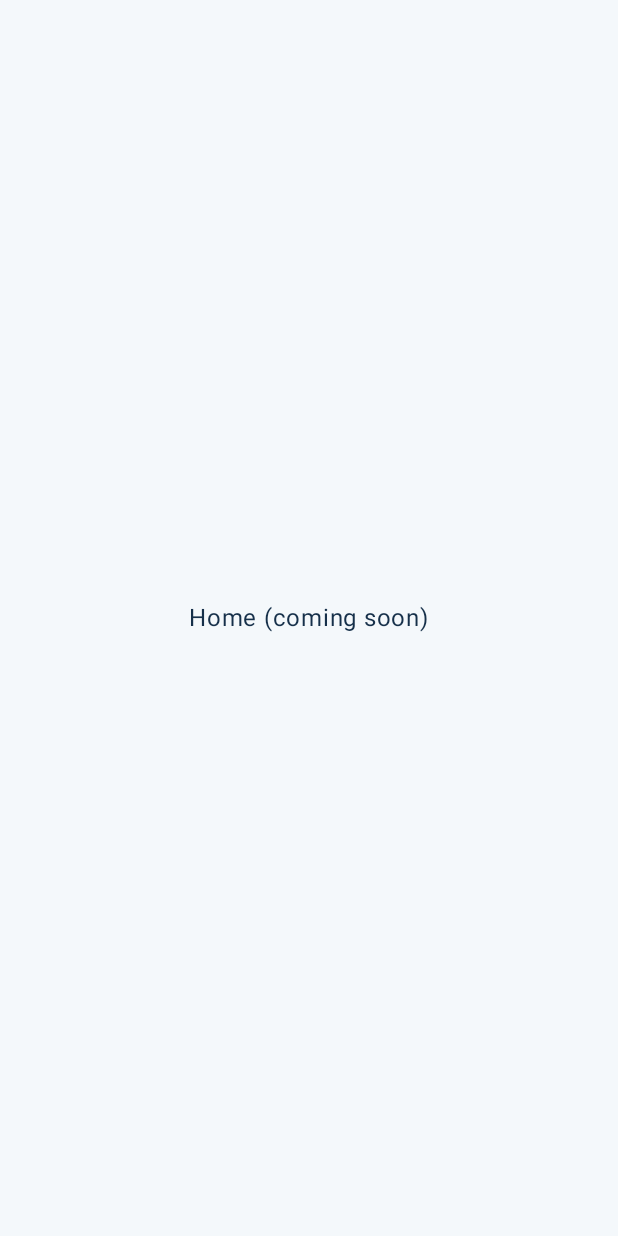
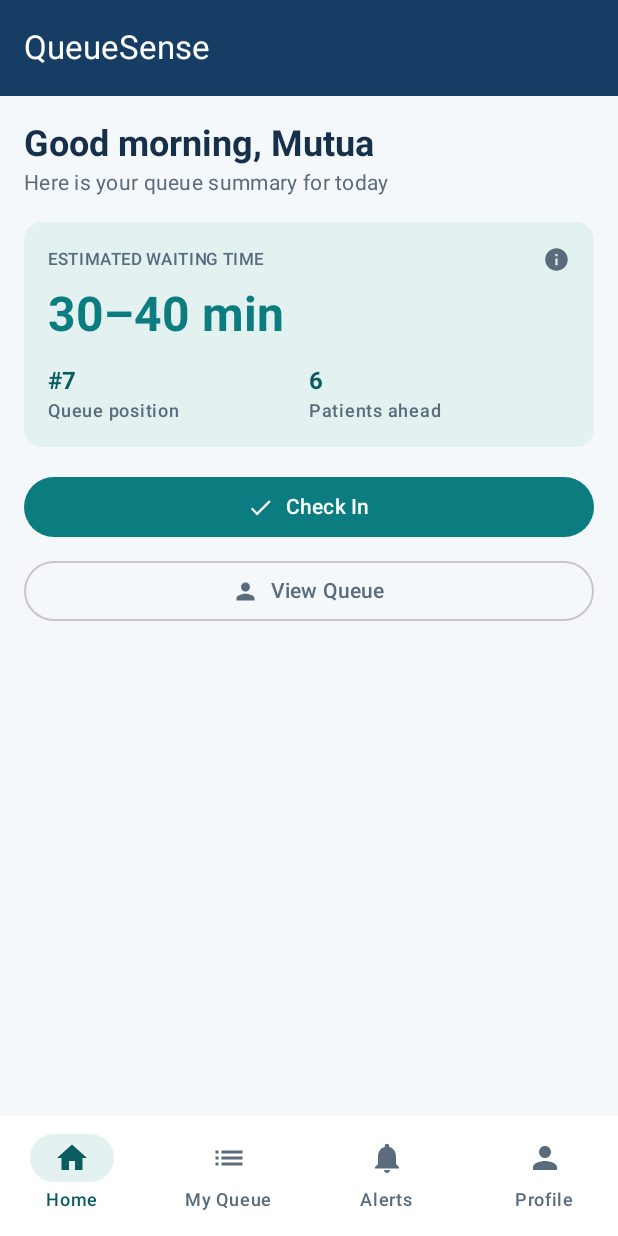
Before and after one commit to sydNW/QueueSense, an Android app built with Jetpack Compose: the HomeScreen screen opened through its navigation route, on a phone screen of 412 x 824 dp. Before the commit the screen is almost empty. Run offline under Robolectric (Android 15) with nearby library versions, the phone set to English and light mode, and no system bars.

Commit message:
Add theme, navigation, header bar, Home and Check In screens

```diff
--- a/android-app/app/build.gradle.kts
+++ b/android-app/app/build.gradle.kts
@@ -45,6 +45,7 @@ dependencies {
     implementation(libs.androidx.core.ktx)
     implementation(libs.androidx.lifecycle.runtime.ktx)
     implementation(libs.androidx.navigation.compose)
+    implementation(libs.androidx.compose.material.icons.core)
     testImplementation(libs.junit)
     androidTestImplementation(platform(libs.androidx.compose.bom))
     androidTestImplementation(libs.androidx.compose.ui.test.junit4)
--- a/android-app/app/src/main/java/com/project/queuesense/MainActivity.kt
+++ b/android-app/app/src/main/java/com/project/queuesense/MainActivity.kt
@@ -20,9 +20,7 @@ class MainActivity : ComponentActivity() {
         enableEdgeToEdge()
         setContent {
             QueueSenseTheme {
-                Scaffold(modifier = Modifier.fillMaxSize()) { innerPadding ->
-                    QueueSenseNavHost(modifier = Modifier.padding(innerPadding))
-                }
+                QueueSenseNavHost()
             }
         }
     }
--- /dev/null
+++ b/android-app/app/src/main/java/com/project/queuesense/data/model/QueueSummary.kt
@@ -0,0 +1,9 @@
+package com.project.queuesense.data.model
+
+data class QueueSummary(
+    val patientName: String,
+    val waitMinMinutes: Int,
+    val waitMaxMinutes: Int,
+    val queuePosition: Int,
+    val patientsAhead: Int
+)
--- /dev/null
+++ b/android-app/app/src/main/java/com/project/queuesense/navigation/BottomNavBar.kt
@@ -0,0 +1,50 @@
+package com.project.queuesense.navigation
+
+import androidx.compose.material.icons.Icons
+import androidx.compose.material.icons.automirrored.filled.List
+import androidx.compose.material.icons.filled.Home
+import androidx.compose.material.icons.filled.Notifications
+import androidx.compose.material.icons.filled.Person
+import androidx.compose.material3.Icon
+import androidx.compose.material3.MaterialTheme
+import androidx.compose.material3.NavigationBar
+import androidx.compose.material3.NavigationBarItem
+import androidx.compose.material3.NavigationBarItemDefaults
+import androidx.compose.material3.Text
+import androidx.compose.runtime.Composable
+import androidx.compose.ui.graphics.vector.ImageVector
+
+data class BottomNavItem(
+    val label: String,
+    val route: String,
+    val icon: ImageVector
+)
+
+val bottomNavItems = listOf(
+    BottomNavItem("Home", Routes.HOME, Icons.Default.Home),
+    BottomNavItem("My Queue", Routes.QUEUE, Icons.AutoMirrored.Filled.List),
+    BottomNavItem("Alerts", Routes.NOTIFICATIONS, Icons.Default.Notifications),
+    BottomNavItem("Profile", Routes.PROFILE, Icons.Default.Person)
+)
+
+@Composable
+fun QueueSenseBottomBar(
+    currentRoute: String?,
+    onTabSelected: (String) -> Unit
+) {
+    NavigationBar(containerColor = MaterialTheme.colorScheme.surface) {
+        bottomNavItems.forEach { item ->
+            NavigationBarItem(
+                selected = currentRoute == item.route,
+                onClick = { onTabSelected(item.route) },
+                icon = { Icon(item.icon, contentDescription = item.label) },
+                label = { Text(item.label) },
+                colors = NavigationBarItemDefaults.colors(
+                    selectedIconColor = MaterialTheme.colorScheme.onPrimaryContainer,
+                    selectedTextColor = MaterialTheme.colorScheme.onPrimaryContainer,
+                    indicatorColor = MaterialTheme.colorScheme.primaryContainer
+                )
+            )
+        }
+    }
+}
--- a/android-app/app/src/main/java/com/project/queuesense/navigation/QueueSenseNavHost.kt
+++ b/android-app/app/src/main/java/com/project/queuesense/navigation/QueueSenseNavHost.kt
@@ -1,33 +1,137 @@
 package com.project.queuesense.navigation
 
+import androidx.compose.foundation.layout.fillMaxSize
+import androidx.compose.foundation.layout.padding
+import androidx.compose.material3.Scaffold
 import androidx.compose.runtime.Composable
+import androidx.compose.runtime.getValue
 import androidx.compose.ui.Modifier
 import androidx.navigation.compose.NavHost
 import androidx.navigation.compose.composable
+import androidx.navigation.compose.currentBackStackEntryAsState
 import androidx.navigation.compose.rememberNavController
+import com.project.queuesense.ui.accuracy.AccuracyScreen
+import com.project.queuesense.ui.checkin.CheckInScreen
 import com.project.queuesense.ui.home.HomeScreen
+import com.project.queuesense.ui.login.LoginScreen
+import com.project.queuesense.ui.notifications.NotificationsScreen
+import com.project.queuesense.ui.prediction.PredictionScreen
+import com.project.queuesense.ui.profile.ProfileScreen
+import com.project.queuesense.ui.queue.QueueScreen
 import com.project.queuesense.ui.welcome.WelcomeScreen
+import com.project.queuesense.ui.components.QueueSenseTopBar
+import com.project.queuesense.data.SampleData
 
 @Composable
 fun QueueSenseNavHost(modifier: Modifier = Modifier) {
     val navController = rememberNavController()
+    val backStackEntry by navController.currentBackStackEntryAsState()
+    val currentRoute = backStackEntry?.destination?.route
 
+    // The bottom bar is shown everywhere except before login.
+    val showBottomBar = currentRoute != null &&
+            currentRoute != Routes.WELCOME &&
+            currentRoute != Routes.LOGIN
+
+    // Sub-screens highlight the tab they belong to.
+    val selectedTab = when (currentRoute) {
+        Routes.CHECK_IN -> Routes.HOME
+        Routes.PREDICTION -> Routes.QUEUE
+        Routes.ACCURACY -> Routes.PROFILE
+        else -> currentRoute
+    }
+
+    val goToTab: (String) -> Unit = { route ->
+        navController.navigate(route) {
+            popUpTo(Routes.HOME)
+            launchSingleTop = true
+        }
+    }
+    val title = when (currentRoute) {
+        Routes.HOME -> "QueueSense"
+        Routes.CHECK_IN -> "Check In"
+        Routes.QUEUE -> "My Queue"
+        Routes.PREDICTION -> "Wait Prediction"
+        Routes.NOTIFICATIONS -> "Notifications"
+        Routes.ACCURACY -> "Prediction Accuracy"
+        Routes.PROFILE -> "Profile"
+        else -> ""
+    }
+    val showBackButton = showBottomBar && currentRoute != Routes.HOME
+
+    Scaffold(
+        modifier = modifier.fillMaxSize(),
+        topBar = {
+            if (showBottomBar) {
+                QueueSenseTopBar(
+                    title = title,
+                    onBack = if (showBackButton) ({ navController.popBackStack() }) else null
+                )
+            }
+        },
+        bottomBar = {
+            if (showBottomBar) {
+                QueueSenseBottomBar(
+                    currentRoute = selectedTab,
+                    onTabSelected = goToTab
+                )
+            }
+        }
+    ) { innerPadding ->
         NavHost(
             navController = navController,
             startDestination = Routes.WELCOME,
-        modifier = modifier
+            modifier = Modifier.padding(innerPadding)
         ) {
             composable(Routes.WELCOME) {
                 WelcomeScreen(
                     onGetStarted = {
-                    navController.navigate(Routes.HOME) {
+                        navController.navigate(Routes.LOGIN) {
                             popUpTo(Routes.WELCOME) { inclusive = true }
                         }
                     }
                 )
             }
+            composable(Routes.LOGIN) {
+                LoginScreen(
+                    onLogin = {
+                        navController.navigate(Routes.HOME) {
+                            popUpTo(Routes.LOGIN) { inclusive = true }
+                        }
+                    }
+                )
+            }
             composable(Routes.HOME) {
-            HomeScreen()
+                HomeScreen(
+                    summary = SampleData.queueSummary,
+                    onCheckIn = { navController.navigate(Routes.CHECK_IN) },
+                    onViewQueue = { goToTab(Routes.QUEUE) }
+                )
+            }
+            composable(Routes.CHECK_IN) {
+                CheckInScreen(
+                    departments = SampleData.departments,
+                    onJoinQueue = { goToTab(Routes.QUEUE) }
+                )
+            }
+            composable(Routes.QUEUE) {
+                QueueScreen(
+                    onViewPrediction = { navController.navigate(Routes.PREDICTION) }
+                )
+            }
+            composable(Routes.PREDICTION) { PredictionScreen() }
+            composable(Routes.NOTIFICATIONS) { NotificationsScreen() }
+            composable(Routes.PROFILE) {
+                ProfileScreen(
+                    onOpenAccuracy = { navController.navigate(Routes.ACCURACY) },
+                    onLogOut = {
+                        navController.navigate(Routes.LOGIN) {
+                            popUpTo(Routes.HOME) { inclusive = true }
+                        }
+                    }
+                )
+            }
+            composable(Routes.ACCURACY) { AccuracyScreen() }
         }
     }
 }
--- /dev/null
+++ b/android-app/app/src/main/java/com/project/queuesense/ui/components/QueueSenseTopBar.kt
@@ -0,0 +1,36 @@
+package com.project.queuesense.ui.components
+
+import androidx.compose.material.icons.Icons
+import androidx.compose.material.icons.automirrored.filled.ArrowBack
+import androidx.compose.material3.ExperimentalMaterial3Api
+import androidx.compose.material3.Icon
+import androidx.compose.material3.IconButton
+import androidx.compose.material3.MaterialTheme
+import androidx.compose.material3.Text
+import androidx.compose.material3.TopAppBar
+import androidx.compose.material3.TopAppBarDefaults
+import androidx.compose.runtime.Composable
+import androidx.compose.ui.graphics.Color
+
+@OptIn(ExperimentalMaterial3Api::class)
+@Composable
+fun QueueSenseTopBar(
+    title: String,
+    onBack: (() -> Unit)? = null
+) {
+    TopAppBar(
+        title = { Text(title) },
+        navigationIcon = {
+            if (onBack != null) {
+                IconButton(onClick = onBack) {
+                    Icon(Icons.AutoMirrored.Filled.ArrowBack, contentDescription = "Back")
+                }
+            }
+        },
+        colors = TopAppBarDefaults.topAppBarColors(
+            containerColor = MaterialTheme.colorScheme.secondary,
+            titleContentColor = Color.White,
+            navigationIconContentColor = Color.White
+        )
+    )
+}
--- a/android-app/app/src/main/java/com/project/queuesense/ui/home/HomeScreen.kt
+++ b/android-app/app/src/main/java/com/project/queuesense/ui/home/HomeScreen.kt
@@ -1,18 +1,171 @@
 package com.project.queuesense.ui.home
 
-import androidx.compose.foundation.layout.Box
+import androidx.compose.foundation.layout.Arrangement
+import androidx.compose.foundation.layout.Column
+import androidx.compose.foundation.layout.Row
+import androidx.compose.foundation.layout.Spacer
 import androidx.compose.foundation.layout.fillMaxSize
+import androidx.compose.foundation.layout.fillMaxWidth
+import androidx.compose.foundation.layout.height
+import androidx.compose.foundation.layout.padding
+import androidx.compose.foundation.layout.size
+import androidx.compose.foundation.layout.width
+import androidx.compose.material.icons.Icons
+import androidx.compose.material.icons.filled.Check
+import androidx.compose.material.icons.filled.Info
+import androidx.compose.material.icons.filled.Person
+import androidx.compose.material3.Button
+import androidx.compose.material3.Card
+import androidx.compose.material3.CardDefaults
+import androidx.compose.material3.Icon
+import androidx.compose.material3.MaterialTheme
+import androidx.compose.material3.OutlinedButton
 import androidx.compose.material3.Text
 import androidx.compose.runtime.Composable
 import androidx.compose.ui.Alignment
 import androidx.compose.ui.Modifier
+import androidx.compose.ui.text.font.FontWeight
+import androidx.compose.ui.tooling.preview.Preview
+import androidx.compose.ui.unit.dp
+import com.project.queuesense.data.SampleData
+import com.project.queuesense.data.model.QueueSummary
+import com.project.queuesense.ui.theme.QueueSenseTheme
+import java.time.LocalTime
 
 @Composable
-fun HomeScreen(modifier: Modifier = Modifier) {
-    Box(
-        modifier = modifier.fillMaxSize(),
-        contentAlignment = Alignment.Center
+fun HomeScreen(
+    summary: QueueSummary,
+    onCheckIn: () -> Unit,
+    onViewQueue: () -> Unit,
+    modifier: Modifier = Modifier
+) {
+    Column(
+        modifier = modifier
+            .fillMaxSize()
+            .padding(16.dp)
     ) {
-        Text("Home (coming soon)")
+        Text(
+            text = greeting(summary.patientName),
+            style = MaterialTheme.typography.headlineSmall,
+            fontWeight = FontWeight.Bold
+        )
+        Text(
+            text = "Here is your queue summary for today",
+            style = MaterialTheme.typography.bodyMedium,
+            color = MaterialTheme.colorScheme.onSurfaceVariant
+        )
+
+        Spacer(modifier = Modifier.height(16.dp))
+
+        Card(
+            modifier = Modifier.fillMaxWidth(),
+            colors = CardDefaults.cardColors(
+                containerColor = MaterialTheme.colorScheme.primaryContainer
+            )
+        ) {
+            Column(modifier = Modifier.padding(16.dp)) {
+                Row(
+                    modifier = Modifier.fillMaxWidth(),
+                    horizontalArrangement = Arrangement.SpaceBetween,
+                    verticalAlignment = Alignment.CenterVertically
+                ) {
+                    Text(
+                        text = "ESTIMATED WAITING TIME",
+                        style = MaterialTheme.typography.labelSmall,
+                        color = MaterialTheme.colorScheme.onSurfaceVariant
+                    )
+                    Icon(
+                        imageVector = Icons.Default.Info,
+                        contentDescription = "About this estimate",
+                        tint = MaterialTheme.colorScheme.onSurfaceVariant,
+                        modifier = Modifier.size(18.dp)
+                    )
+                }
+
+                Spacer(modifier = Modifier.height(8.dp))
+
+                Text(
+                    text = "${summary.waitMinMinutes}–${summary.waitMaxMinutes} min",
+                    style = MaterialTheme.typography.headlineLarge,
+                    fontWeight = FontWeight.Bold,
+                    color = MaterialTheme.colorScheme.primary
+                )
+
+                Spacer(modifier = Modifier.height(12.dp))
+
+                Row(modifier = Modifier.fillMaxWidth()) {
+                    StatBlock(
+                        value = "#${summary.queuePosition}",
+                        label = "Queue position",
+                        modifier = Modifier.weight(1f)
+                    )
+                    StatBlock(
+                        value = "${summary.patientsAhead}",
+                        label = "Patients ahead",
+                        modifier = Modifier.weight(1f)
+                    )
+                }
+            }
+        }
+
+        Spacer(modifier = Modifier.height(16.dp))
+
+        Button(
+            onClick = onCheckIn,
+            modifier = Modifier.fillMaxWidth()
+        ) {
+            Icon(Icons.Default.Check, contentDescription = null, modifier = Modifier.size(18.dp))
+            Spacer(modifier = Modifier.width(8.dp))
+            Text("Check In")
+        }
+
+        Spacer(modifier = Modifier.height(8.dp))
+
+        OutlinedButton(
+            onClick = onViewQueue,
+            modifier = Modifier.fillMaxWidth()
+        ) {
+            Icon(Icons.Default.Person, contentDescription = null, modifier = Modifier.size(18.dp))
+            Spacer(modifier = Modifier.width(8.dp))
+            Text("View Queue")
+        }
     }
 }
+
+@Composable
+private fun StatBlock(value: String, label: String, modifier: Modifier = Modifier) {
+    Column(modifier = modifier) {
+        Text(
+            text = value,
+            style = MaterialTheme.typography.titleMedium,
+            fontWeight = FontWeight.Bold
+        )
+        Text(
+            text = label,
+            style = MaterialTheme.typography.labelMedium,
+            color = MaterialTheme.colorScheme.onSurfaceVariant
+        )
+    }
+}
+
+private fun greeting(name: String): String {
+    val hour = LocalTime.now().hour
+    val part = when {
+        hour < 12 -> "Good morning"
+        hour < 17 -> "Good afternoon"
+        else -> "Good evening"
+    }
+    return "$part, $name"
+}
+
+@Preview(showBackground = true)
+@Composable
+fun HomeScreenPreview() {
+    QueueSenseTheme {
+        HomeScreen(
+            summary = SampleData.queueSummary,
+            onCheckIn = {},
+            onViewQueue = {}
+        )
+    }
+}
--- a/android-app/gradle/libs.versions.toml
+++ b/android-app/gradle/libs.versions.toml
@@ -26,6 +26,7 @@ androidx-compose-ui-test-manifest = { group = "androidx.compose.ui", name = "ui-
 androidx-compose-ui-test-junit4 = { group = "androidx.compose.ui", name = "ui-test-junit4" }
 androidx-compose-material3 = { group = "androidx.compose.material3", name = "material3" }
 androidx-navigation-compose = { group = "androidx.navigation", name = "navigation-compose", version.ref = "navigationCompose" }
+androidx-compose-material-icons-core = { group = "androidx.compose.material", name = "material-icons-core" }
 
 [plugins]
 android-application = { id = "com.android.application", version.ref = "agp" }
```
Also changed, not shown: android-app/app/src/main/java/com/project/queuesense/data/SampleData.kt (added, +18 -0 lines), android-app/app/src/main/java/com/project/queuesense/navigation/Routes.kt (+7 -0 lines), android-app/app/src/main/java/com/project/queuesense/ui/accuracy/AccuracyScreen.kt (added, +18 -0 lines), android-app/app/src/main/java/com/project/queuesense/ui/checkin/CheckInScreen.kt (added, +181 -0 lines), android-app/app/src/main/java/com/project/queuesense/ui/login/LoginScreen.kt (added, +26 -0 lines), android-app/app/src/main/java/com/project/queuesense/ui/notifications/NotificationsScreen.kt (added, +18 -0 lines), android-app/app/src/main/java/com/project/queuesense/ui/prediction/PredicitionScreen.kt (added, +18 -0 lines), android-app/app/src/main/java/com/project/queuesense/ui/profile/ProfileScreen.kt (added, +33 -0 lines), android-app/app/src/main/java/com/project/queuesense/ui/queue/QueueScreen.kt (added, +26 -0 lines). Lines whose indentation alone changed are shown as unchanged.
